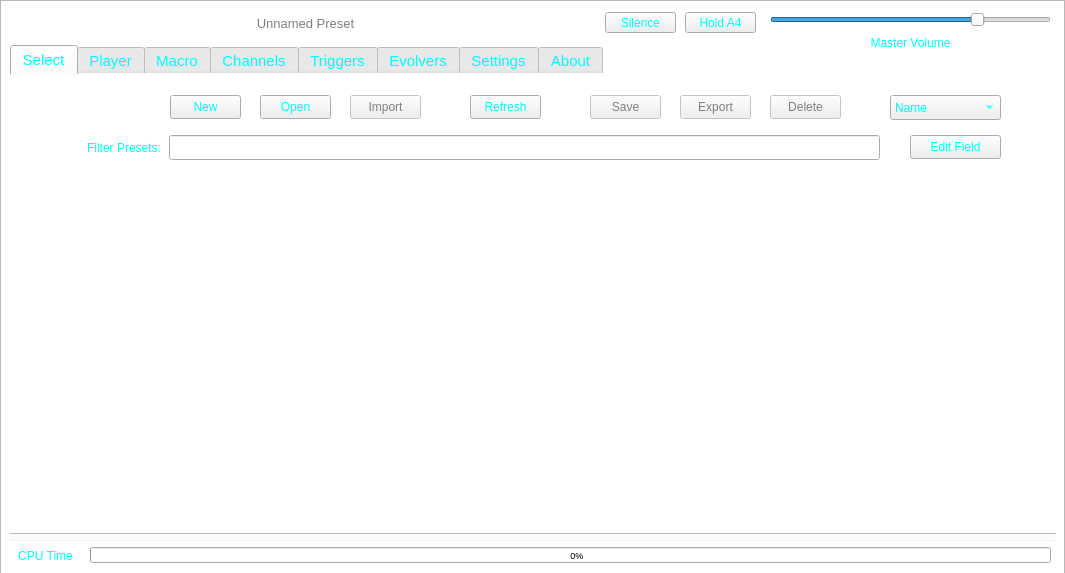
This is ui/sbmain/soundbenchmain.ui in TheDaemoness/Soundbench as Qt 5 draws it before an edit. The edited form follows.
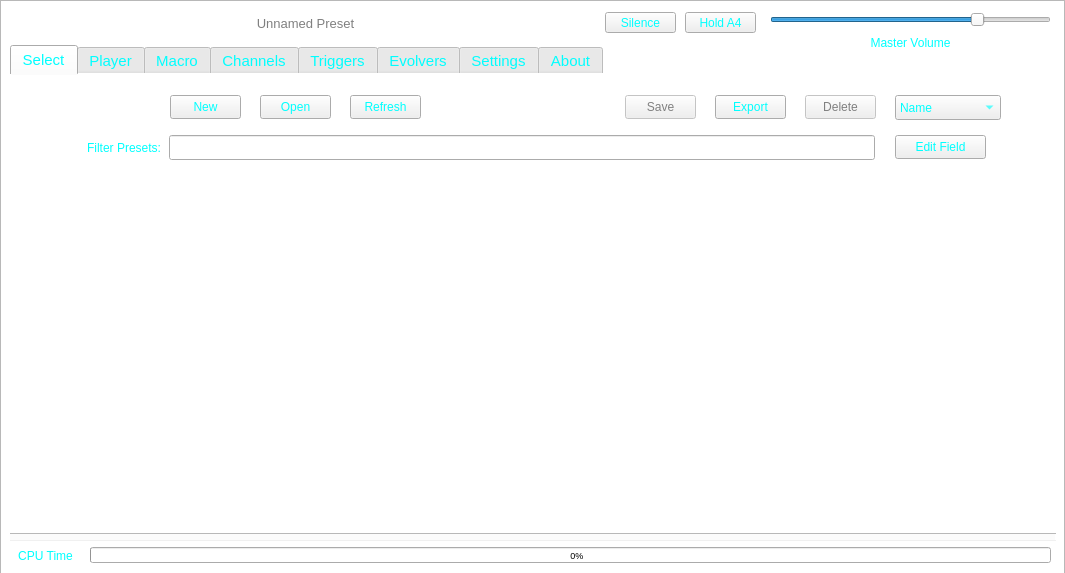
This is the edited form. The open tabs and pages were chosen to show the change. Icons and pictures are not drawn.

Commit message: Began refinements of the preset loading code. There are no longer any conditional branches based off where the preset is located. The Import button has been removed. There is now a safety net in place in bit array writer in case the given string is empty.

Patch:
```diff
--- a/ui/sbmain/soundbenchmain.ui
+++ b/ui/sbmain/soundbenchmain.ui
@@ -538,7 +538,7 @@
       </property>
       <property name="geometry">
        <rect>
-        <x>580</x>
+        <x>615</x>
         <y>20</y>
         <width>71</width>
         <height>24</height>
@@ -575,7 +575,7 @@
       </property>
       <property name="geometry">
        <rect>
-        <x>760</x>
+        <x>795</x>
         <y>20</y>
         <width>71</width>
         <height>24</height>
@@ -596,7 +596,7 @@
        <rect>
         <x>159</x>
         <y>60</y>
-        <width>711</width>
+        <width>706</width>
         <height>25</height>
        </rect>
       </property>
@@ -623,32 +623,13 @@
        <set>Qt::AlignRight|Qt::AlignTrailing|Qt::AlignVCenter</set>
       </property>
      </widget>
-     <widget class="QPushButton" name="importPresetButton">
-      <property name="enabled">
-       <bool>false</bool>
-      </property>
-      <property name="geometry">
-       <rect>
-        <x>340</x>
-        <y>20</y>
-        <width>71</width>
-        <height>24</height>
-       </rect>
-      </property>
-      <property name="toolTip">
-       <string>Move the external preset into the presets folder.</string>
-      </property>
-      <property name="text">
-       <string>Import</string>
-      </property>
-     </widget>
      <widget class="QPushButton" name="exportPresetButton">
       <property name="enabled">
-       <bool>false</bool>
+       <bool>true</bool>
       </property>
       <property name="geometry">
        <rect>
-        <x>670</x>
+        <x>705</x>
         <y>20</y>
         <width>71</width>
         <height>24</height>
@@ -665,7 +646,7 @@
      <widget class="QPushButton" name="refreshPresets">
       <property name="geometry">
        <rect>
-        <x>460</x>
+        <x>340</x>
         <y>20</y>
         <width>71</width>
         <height>24</height>
@@ -684,7 +665,7 @@
       </property>
       <property name="geometry">
        <rect>
-        <x>900</x>
+        <x>885</x>
         <y>60</y>
         <width>91</width>
         <height>24</height>
@@ -706,9 +687,9 @@
       </property>
       <property name="geometry">
        <rect>
-        <x>880</x>
+        <x>885</x>
         <y>20</y>
-        <width>111</width>
+        <width>106</width>
         <height>25</height>
        </rect>
       </property>
```
Left out of the diff: 2 changed lines with no effect on the pictures. The commit also changes 6 other files.
